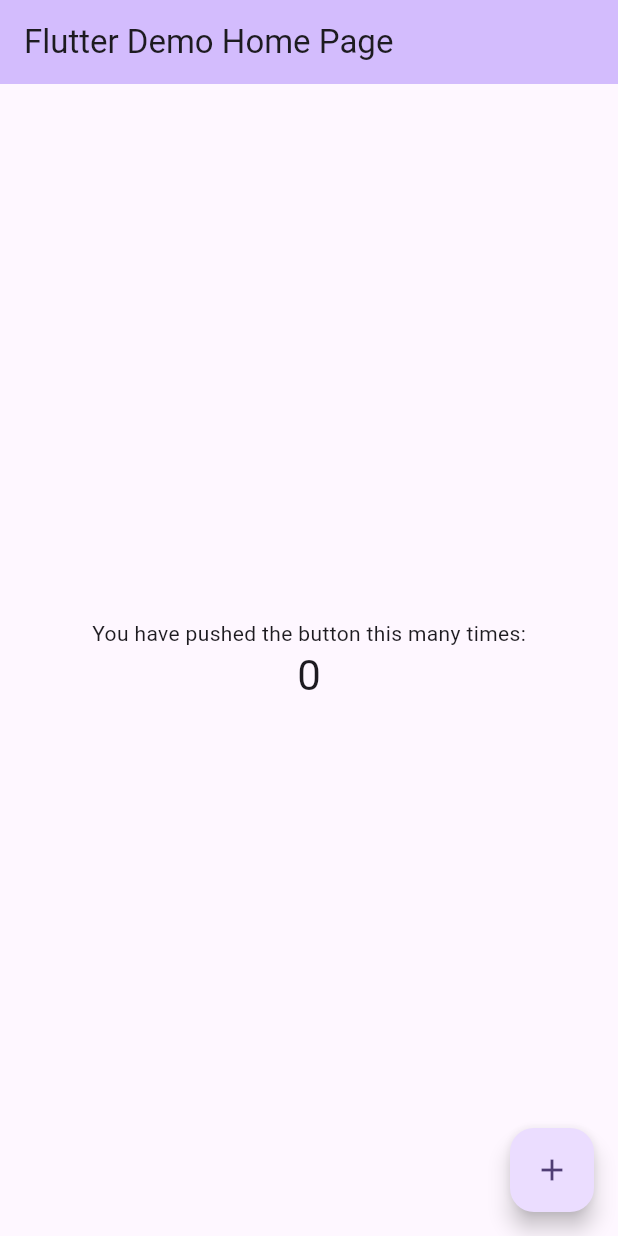
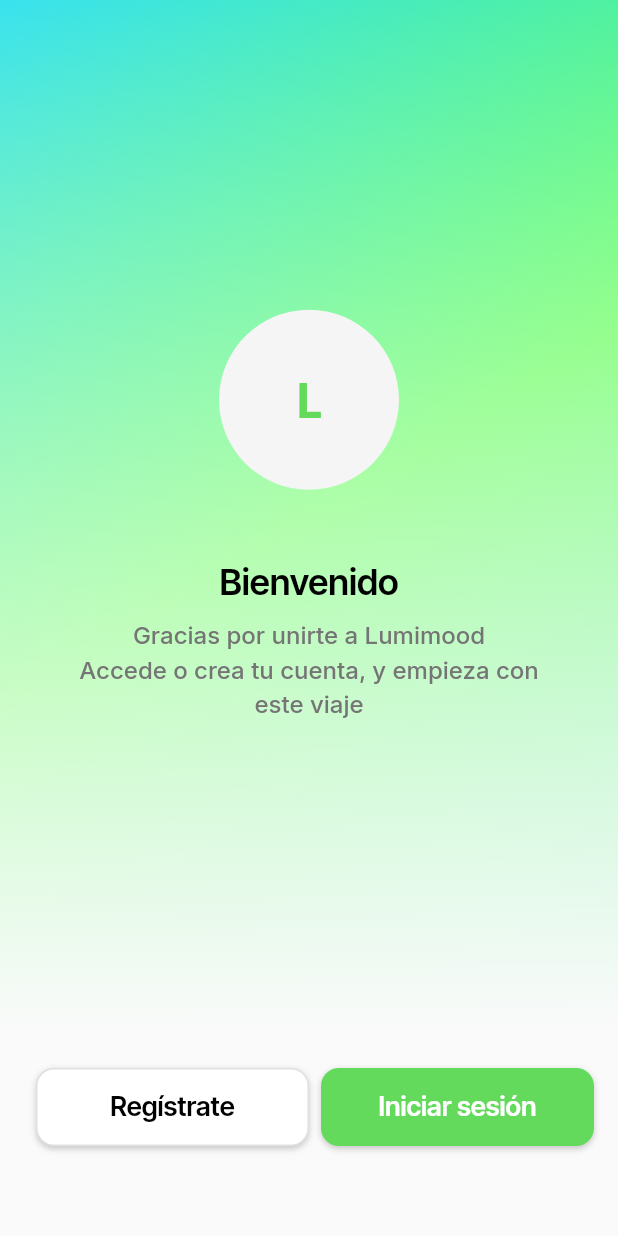
Before and after one commit to YaelAguilar/Lumimood-app, a Flutter app: the screen it shows after launch, on a phone screen of 412 x 824 dp. Run offline on Flutter 3.47's test engine with Material 3 defaults, Android fonts, the phone set to English and light mode, and no system bars; drawn by our look-alikes of flutter_animate; our stand-ins replace google_fonts.

Commit message:
Update dependencies, add welcome page implementation, and configure plugin registration
- Updated various dependencies in pubspec.yaml to their latest versions.
- Added welcome_page_model.dart and welcome_page_widget.dart for the welcome page functionality.
- Implemented FlutterFlow theming and animations for the welcome page.
- Registered Firebase and URL launcher plugins in the generated_plugin_registrant.cc and generated_plugins.cmake files.
- Created settings.json for VSCode and devtools_options.yaml for Dart & Flutter DevTools configuration.

```diff
--- /dev/null
+++ b/devtools_options.yaml
@@ -0,0 +1,3 @@
+description: This file stores settings for Dart & Flutter DevTools.
+documentation: https://docs.flutter.dev/tools/devtools/extensions#configure-extension-enablement-states
+extensions:
--- a/lib/main.dart
+++ b/lib/main.dart
@@ -1,4 +1,5 @@
 import 'package:flutter/material.dart';
+import 'pages/welcome_page/welcome_page_widget.dart';
 
 void main() {
   runApp(const MyApp());
@@ -7,116 +8,41 @@
 class MyApp extends StatelessWidget {
   const MyApp({super.key});
 
-  // This widget is the root of your application.
   @override
   Widget build(BuildContext context) {
     return MaterialApp(
-      title: 'Flutter Demo',
+      title: 'Lumimood',
       theme: ThemeData(
-        // This is the theme of your application.
-        //
-        // TRY THIS: Try running your application with "flutter run". You'll see
-        // the application has a purple toolbar. Then, without quitting the app,
-        // try changing the seedColor in the colorScheme below to Colors.green
-        // and then invoke "hot reload" (save your changes or press the "hot
-        // reload" button in a Flutter-supported IDE, or press "r" if you used
-        // the command line to start the app).
-        //
-        // Notice that the counter didn't reset back to zero; the application
-        // state is not lost during the reload. To reset the state, use hot
-        // restart instead.
-        //
-        // This works for code too, not just values: Most code changes can be
-        // tested with just a hot reload.
-        colorScheme: ColorScheme.fromSeed(seedColor: Colors.deepPurple),
+        primarySwatch: Colors.blue,
+        useMaterial3: true,
       ),
-      home: const MyHomePage(title: 'Flutter Demo Home Page'),
+      home: const WelcomePageWidget(),
+      routes: {
+        '/login': (context) => const LoginPage(),
+        '/register': (context) => const RegisterPage(),
+      },
     );
   }
 }
 
-class MyHomePage extends StatefulWidget {
-  const MyHomePage({super.key, required this.title});
-
-  // This widget is the home page of your application. It is stateful, meaning
-  // that it has a State object (defined below) that contains fields that affect
-  // how it looks.
-
-  // This class is the configuration for the state. It holds the values (in this
-  // case the title) provided by the parent (in this case the App widget) and
-  // used by the build method of the State. Fields in a Widget subclass are
-  // always marked "final".
-
-  final String title;
-
-  @override
-  State<MyHomePage> createState() => _MyHomePageState();
-}
-
-class _MyHomePageState extends State<MyHomePage> {
-  int _counter = 0;
-
-  void _incrementCounter() {
-    setState(() {
-      // This call to setState tells the Flutter framework that something has
-      // changed in this State, which causes it to rerun the build method below
-      // so that the display can reflect the updated values. If we changed
-      // _counter without calling setState(), then the build method would not be
-      // called again, and so nothing would appear to happen.
-      _counter++;
-    });
-  }
-
+class LoginPage extends StatelessWidget {
+  const LoginPage({super.key});
   @override
   Widget build(BuildContext context) {
-    // This method is rerun every time setState is called, for instance as done
-    // by the _incrementCounter method above.
-    //
-    // The Flutter framework has been optimized to make rerunning build methods
-    // fast, so that you can just rebuild anything that needs updating rather
-    // than having to individually change instances of widgets.
     return Scaffold(
-      appBar: AppBar(
-        // TRY THIS: Try changing the color here to a specific color (to
-        // Colors.amber, perhaps?) and trigger a hot reload to see the AppBar
-        // change color while the other colors stay the same.
-        backgroundColor: Theme.of(context).colorScheme.inversePrimary,
-        // Here we take the value from the MyHomePage object that was created by
-        // the App.build method, and use it to set our appbar title.
-        title: Text(widget.title),
-      ),
-      body: Center(
-        // Center is a layout widget. It takes a single child and positions it
-        // in the middle of the parent.
-        child: Column(
-          // Column is also a layout widget. It takes a list of children and
-          // arranges them vertically. By default, it sizes itself to fit its
-          // children horizontally, and tries to be as tall as its parent.
-          //
-          // Column has various properties to control how it sizes itself and
-          // how it positions its children. Here we use mainAxisAlignment to
-          // center the children vertically; the main axis here is the vertical
-          // axis because Columns are vertical (the cross axis would be
-          // horizontal).
-          //
-          // TRY THIS: Invoke "debug painting" (choose the "Toggle Debug Paint"
-          // action in the IDE, or press "p" in the console), to see the
-          // wireframe for each widget.
-          mainAxisAlignment: MainAxisAlignment.center,
-          children: <Widget>[
-            const Text('You have pushed the button this many times:'),
-            Text(
-              '$_counter',
-              style: Theme.of(context).textTheme.headlineMedium,
-            ),
-          ],
-        ),
-      ),
-      floatingActionButton: FloatingActionButton(
-        onPressed: _incrementCounter,
-        tooltip: 'Increment',
-        child: const Icon(Icons.add),
-      ), // This trailing comma makes auto-formatting nicer for build methods.
+      appBar: AppBar(title: const Text('Login')),
+      body: const Center(child: Text('Página de Inicio de Sesión')),
     );
   }
 }
+
+class RegisterPage extends StatelessWidget {
+  const RegisterPage({super.key});
+  @override
+  Widget build(BuildContext context) {
+    return Scaffold(
+      appBar: AppBar(title: const Text('Registro')),
+      body: const Center(child: Text('Página de Registro')),
+    );
+  }
+}
--- /dev/null
+++ b/lib/pages/welcome_page/welcome_page_model.dart
@@ -0,0 +1,16 @@
+import 'package:flutter/material.dart';
+import 'welcome_page_widget.dart' show WelcomePageWidget;
+
+abstract class FlutterFlowModel<T extends StatefulWidget> extends ChangeNotifier {
+  void initState(BuildContext context);
+
+  @override
+  void dispose();
+}
+
+class WelcomePageModel extends FlutterFlowModel<WelcomePageWidget> {
+  @override
+  void initState(BuildContext context) {
+  }
+
+}
--- /dev/null
+++ b/lib/pages/welcome_page/welcome_page_widget.dart
@@ -0,0 +1,187 @@
+import 'package:flutter/material.dart';
+import 'package:flutter_animate/flutter_animate.dart';
+import 'package:google_fonts/google_fonts.dart';
+import 'package:provider/provider.dart';
+import 'welcome_page_model.dart';
+
+class FlutterFlowTheme {
+  static FlutterFlowTheme of(BuildContext context) => FlutterFlowTheme._();
+  FlutterFlowTheme._();
+  Color get secondaryBackground => Colors.grey[50]!;
+  Color get accent4 => Colors.grey[100]!;
+  Color get primaryBackground => Colors.white;
+  Color get primaryText => Colors.black;
+  Color get alternate => Colors.grey[300]!;
+  TextStyle get displayLarge => const TextStyle(fontSize: 32, fontWeight: FontWeight.bold, color: Colors.black);
+  TextStyle get displaySmall => const TextStyle(fontSize: 24, fontWeight: FontWeight.w600, color: Colors.black);
+  TextStyle get labelMedium => TextStyle(fontSize: 16, fontWeight: FontWeight.w500, color: Colors.grey[600]);
+  TextStyle get titleSmall => const TextStyle(fontSize: 18, fontWeight: FontWeight.w600, color: Colors.black);
+}
+
+class AnimationInfo {
+  final AnimationTrigger trigger;
+  final List<Effect> Function() effectsBuilder;
+  AnimationInfo({required this.trigger, required this.effectsBuilder});
+}
+enum AnimationTrigger { onPageLoad }
+
+extension AnimateOnPageLoadExtension on Widget {
+  Widget animateOnPageLoad(AnimationInfo? animationInfo) {
+    if (animationInfo == null) return this;
+    final effects = animationInfo.effectsBuilder();
+    return animate().addEffects(effects);
+  }
+}
+
+class FFButtonWidget extends StatelessWidget {
+  final VoidCallback? onPressed;
+  final String text;
+  final FFButtonOptions options;
+  const FFButtonWidget({super.key, this.onPressed, required this.text, required this.options});
+
+  @override
+  Widget build(BuildContext context) {
+    final hasElevation = options.elevation > 0;
+    return Container(
+      width: options.width,
+      height: options.height,
+      decoration: BoxDecoration(
+        color: options.color,
+        borderRadius: options.borderRadius,
+        border: Border.all(color: options.borderSide.color, width: options.borderSide.width),
+        boxShadow: hasElevation ? [BoxShadow(color: Colors.black.withAlpha(51), blurRadius: options.elevation, offset: Offset(0, options.elevation / 2))] : null,
+      ),
+      child: Material(
+        color: Colors.transparent,
+        child: InkWell(onTap: onPressed, borderRadius: options.borderRadius, child: Container(padding: options.padding, alignment: Alignment.center, child: Text(text, style: options.textStyle))),
+      ),
+    );
+  }
+}
+
+class FFButtonOptions {
+  final double? width, height;
+  final double elevation;
+  final EdgeInsetsGeometry padding, iconPadding;
+  final Color color;
+  final TextStyle textStyle;
+  final BorderSide borderSide;
+  final BorderRadius borderRadius;
+  FFButtonOptions({this.width, this.height, this.padding = EdgeInsets.zero, this.iconPadding = EdgeInsets.zero, required this.color, required this.textStyle, this.elevation = 0, this.borderSide = BorderSide.none, this.borderRadius = BorderRadius.zero});
+}
+
+extension TextStyleExtension on TextStyle { TextStyle override({String? fontFamily, Color? color, double? letterSpacing}) => copyWith(fontFamily: fontFamily, color: color, letterSpacing: letterSpacing); }
+
+class WelcomePageWidget extends StatefulWidget {
+  const WelcomePageWidget({super.key});
+  @override
+  State<WelcomePageWidget> createState() => _WelcomePageWidgetState();
+}
+
+class _WelcomePageWidgetState extends State<WelcomePageWidget> with TickerProviderStateMixin {
+  final scaffoldKey = GlobalKey<ScaffoldState>();
+  final animationsMap = <String, AnimationInfo>{};
+
+  @override
+  void initState() {
+    super.initState();
+    animationsMap.addAll({
+      'containerOnPageLoadAnimation1': AnimationInfo(trigger: AnimationTrigger.onPageLoad, effectsBuilder: () => [VisibilityEffect(duration: 1.ms), FadeEffect(curve: Curves.easeInOut, delay: 0.0.ms, duration: 400.0.ms, begin: 0.0, end: 1.0), ScaleEffect(curve: Curves.easeInOut, delay: 0.0.ms, duration: 400.0.ms, begin: const Offset(3.0, 3.0), end: const Offset(1.0, 1.0))]),
+      'containerOnPageLoadAnimation2': AnimationInfo(trigger: AnimationTrigger.onPageLoad, effectsBuilder: () => [VisibilityEffect(duration: 300.ms), FadeEffect(curve: Curves.easeInOut, delay: 300.0.ms, duration: 300.0.ms, begin: 0.0, end: 1.0), ScaleEffect(curve: Curves.bounceOut, delay: 300.0.ms, duration: 300.0.ms, begin: const Offset(0.6, 0.6), end: const Offset(1.0, 1.0))]),
+      'textOnPageLoadAnimation1': AnimationInfo(trigger: AnimationTrigger.onPageLoad, effectsBuilder: () => [VisibilityEffect(duration: 350.ms), FadeEffect(curve: Curves.easeInOut, delay: 350.0.ms, duration: 400.0.ms, begin: 0.0, end: 1.0), MoveEffect(curve: Curves.easeInOut, delay: 350.0.ms, duration: 400.0.ms, begin: const Offset(0.0, 30.0), end: const Offset(0.0, 0.0))]),
+      'textOnPageLoadAnimation2': AnimationInfo(trigger: AnimationTrigger.onPageLoad, effectsBuilder: () => [VisibilityEffect(duration: 400.ms), FadeEffect(curve: Curves.easeInOut, delay: 400.0.ms, duration: 400.0.ms, begin: 0.0, end: 1.0), MoveEffect(curve: Curves.easeInOut, delay: 400.0.ms, duration: 400.0.ms, begin: const Offset(0.0, 30.0), end: const Offset(0.0, 0.0))]),
+      'rowOnPageLoadAnimation': AnimationInfo(trigger: AnimationTrigger.onPageLoad, effectsBuilder: () => [VisibilityEffect(duration: 300.ms), FadeEffect(curve: Curves.easeInOut, delay: 300.0.ms, duration: 600.0.ms, begin: 0.0, end: 1.0), ScaleEffect(curve: Curves.bounceOut, delay: 300.0.ms, duration: 600.0.ms, begin: const Offset(0.6, 0.6), end: const Offset(1.0, 1.0))]),
+    });
+  }
+
+  @override
+  Widget build(BuildContext context) {
+    return ChangeNotifierProvider(
+      create: (context) => WelcomePageModel(),
+      child: Consumer<WelcomePageModel>(
+        builder: (context, model, child) {
+          return GestureDetector(
+            onTap: () => FocusManager.instance.primaryFocus?.unfocus(),
+            child: Scaffold(
+              key: scaffoldKey,
+              backgroundColor: FlutterFlowTheme.of(context).secondaryBackground,
+              body: Column(
+                mainAxisSize: MainAxisSize.max,
+                mainAxisAlignment: MainAxisAlignment.spaceBetween,
+                children: [
+                  Expanded(
+                    child: Container(
+                      width: double.infinity,
+                      height: 500,
+                      decoration: const BoxDecoration(gradient: LinearGradient(colors: [Color(0xFF39E2EF), Color(0xFF63FF59), Color(0xFF60EE9E)], stops: [0, 0.5, 1], begin: AlignmentDirectional(-1, -1), end: AlignmentDirectional(1, 1))),
+                      child: Container(
+                        width: 100,
+                        height: 100,
+                        decoration: BoxDecoration(gradient: LinearGradient(colors: [const Color(0x00FFFFFF), FlutterFlowTheme.of(context).secondaryBackground], stops: const [0, 1], begin: const AlignmentDirectional(0, -1), end: const AlignmentDirectional(0, 1))),
+                        child: Column(
+                          mainAxisSize: MainAxisSize.max,
+                          mainAxisAlignment: MainAxisAlignment.center,
+                          children: [
+                            Container(width: 120, height: 120, decoration: BoxDecoration(color: FlutterFlowTheme.of(context).accent4, shape: BoxShape.circle), child: Align(alignment: const AlignmentDirectional(0, 0), child: Text('L', style: FlutterFlowTheme.of(context).displayLarge.override(fontFamily: GoogleFonts.notoSans().fontFamily, color: const Color(0xFF63DA5C), letterSpacing: 0.0)))).animateOnPageLoad(animationsMap['containerOnPageLoadAnimation2']),
+                            Padding(padding: const EdgeInsetsDirectional.fromSTEB(0, 44, 0, 0), child: Text('Bienvenido', style: FlutterFlowTheme.of(context).displaySmall.override(fontFamily: GoogleFonts.interTight().fontFamily, letterSpacing: 0.0))).animateOnPageLoad(animationsMap['textOnPageLoadAnimation1']),
+                            Padding(padding: const EdgeInsetsDirectional.fromSTEB(44, 8, 44, 0), child: Text('Gracias por unirte a Lumimood \nAccede o crea tu cuenta, y empieza con este viaje', textAlign: TextAlign.center, style: FlutterFlowTheme.of(context).labelMedium.override(fontFamily: GoogleFonts.inter().fontFamily, letterSpacing: 0.0))).animateOnPageLoad(animationsMap['textOnPageLoadAnimation2']),
+                          ],
+                        ),
+                      ),
+                    ).animateOnPageLoad(animationsMap['containerOnPageLoadAnimation1']),
+                  ),
+                  Padding(
+                    padding: const EdgeInsetsDirectional.fromSTEB(16, 24, 16, 44),
+                    child: Row(
+                      mainAxisSize: MainAxisSize.max,
+                      children: [
+                        Expanded(
+                          child: Align(
+                            alignment: const AlignmentDirectional(0, 0),
+                            child: Padding(
+                              padding: const EdgeInsetsDirectional.fromSTEB(8, 0, 0, 16),
+                              child: FFButtonWidget(
+                                onPressed: () {
+                                  ScaffoldMessenger.of(context).showSnackBar(
+                                    const SnackBar(
+                                      content: Text('Botón de Registro presionado'),
+                                    ),
+                                  );
+                                },
+                                text: 'Regístrate',
+                                options: FFButtonOptions(width: 230, height: 52, color: FlutterFlowTheme.of(context).primaryBackground, textStyle: FlutterFlowTheme.of(context).titleSmall.override(fontFamily: GoogleFonts.interTight().fontFamily, color: FlutterFlowTheme.of(context).primaryText, letterSpacing: 0.0), elevation: 3, borderSide: BorderSide(color: FlutterFlowTheme.of(context).alternate, width: 1), borderRadius: BorderRadius.circular(12)),
+                              ),
+                            ),
+                          ),
+                        ),
+                        Expanded(
+                          child: Align(
+                            alignment: const AlignmentDirectional(0, 0),
+                            child: Padding(
+                              padding: const EdgeInsetsDirectional.fromSTEB(8, 0, 0, 16),
+                              child: FFButtonWidget(
+                                onPressed: () {
+                                  ScaffoldMessenger.of(context).showSnackBar(
+                                    const SnackBar(
+                                      content: Text('Botón de Iniciar Sesión presionado'),
+                                    ),
+                                  );
+                                },
+                                text: 'Iniciar sesión',
+                                options: FFButtonOptions(width: 230, height: 52, color: const Color(0xFF63DA5C), textStyle: FlutterFlowTheme.of(context).titleSmall.override(fontFamily: GoogleFonts.interTight().fontFamily, color: Colors.white, letterSpacing: 0.0), elevation: 3, borderSide: const BorderSide(color: Colors.transparent, width: 1), borderRadius: BorderRadius.circular(12)),
+                              ),
+                            ),
+                          ),
+                        ),
+                      ],
+                    ).animateOnPageLoad(animationsMap['rowOnPageLoadAnimation']),
+                  ),
+                ],
+              ),
+            ),
+          );
+        },
+      ),
+    );
+  }
+}
```
Also changed, not shown: pubspec.yaml (+51 -45 lines), pubspec.lock, 6 other files.
